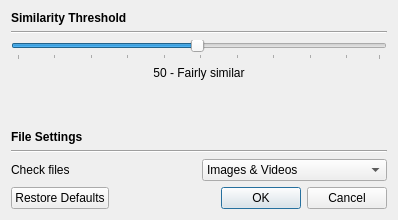
Before: the Qt Designer form preferences.ui in garfunkel/SameDifference, drawn with Qt 5.
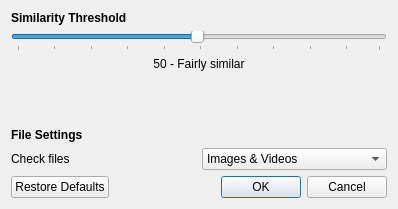
After: the same form once the commit is applied.

Commit message: change prefs UI slightly

```diff
--- a/preferences.ui
+++ b/preferences.ui
@@ -10,7 +10,7 @@
     <x>0</x>
     <y>0</y>
     <width>398</width>
-    <height>220</height>
+    <height>209</height>
    </rect>
   </property>
   <property name="sizePolicy">
@@ -38,7 +38,7 @@
    <bool>true</bool>
   </property>
   <layout class="QGridLayout" name="gridLayout">
-   <item row="8" column="1">
+   <item row="6" column="1">
     <widget class="QComboBox" name="checkFilesComboBox">
      <item>
       <property name="text">
@@ -62,7 +62,7 @@
      </item>
     </widget>
    </item>
-   <item row="9" column="0" rowspan="2" colspan="2">
+   <item row="7" column="0" rowspan="2" colspan="2">
     <widget class="QDialogButtonBox" name="buttonBox">
      <property name="orientation">
       <enum>Qt::Horizontal</enum>
@@ -85,7 +85,7 @@
      </property>
     </widget>
    </item>
-   <item row="5" column="0" colspan="2">
+   <item row="4" column="0" colspan="2">
     <spacer name="verticalSpacer">
      <property name="orientation">
       <enum>Qt::Vertical</enum>
@@ -98,21 +98,14 @@
      </property>
     </spacer>
    </item>
-   <item row="7" column="0" colspan="2">
-    <widget class="Line" name="line">
-     <property name="orientation">
-      <enum>Qt::Horizontal</enum>
-     </property>
-    </widget>
-   </item>
-   <item row="8" column="0">
+   <item row="6" column="0">
     <widget class="QLabel" name="label_4">
      <property name="text">
       <string>Check files</string>
      </property>
     </widget>
    </item>
-   <item row="4" column="0" colspan="2">
+   <item row="3" column="0" colspan="2">
     <widget class="QLabel" name="similarityThresholdLabel">
      <property name="text">
       <string>50 - Fairly similar</string>
@@ -122,7 +115,7 @@
      </property>
     </widget>
    </item>
-   <item row="6" column="0" colspan="2">
+   <item row="5" column="0" colspan="2">
     <widget class="QLabel" name="label_3">
      <property name="font">
       <font>
@@ -135,7 +128,7 @@
      </property>
     </widget>
    </item>
-   <item row="3" column="0" colspan="2">
+   <item row="2" column="0" colspan="2">
     <widget class="QSlider" name="similarityThresholdHorizontalSlider">
      <property name="minimum">
       <number>1</number>
@@ -157,13 +150,6 @@
      </property>
     </widget>
    </item>
-   <item row="1" column="0" colspan="2">
-    <widget class="Line" name="line_2">
-     <property name="orientation">
-      <enum>Qt::Horizontal</enum>
-     </property>
-    </widget>
-   </item>
   </layout>
  </widget>
  <resources/>
```
